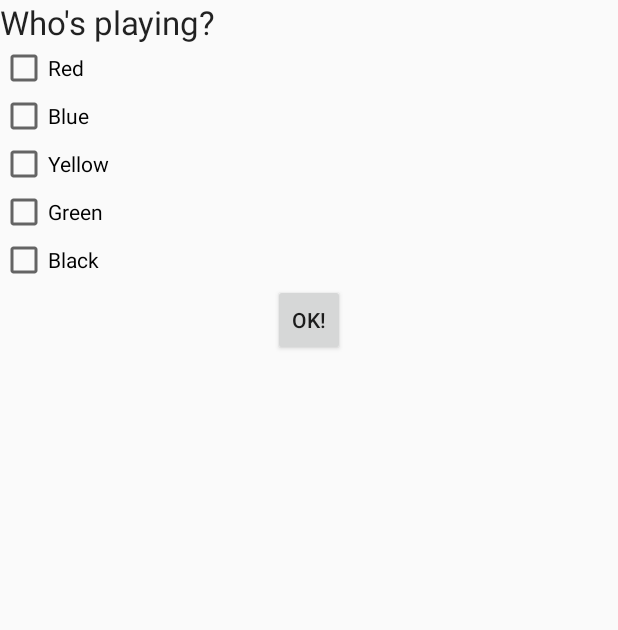
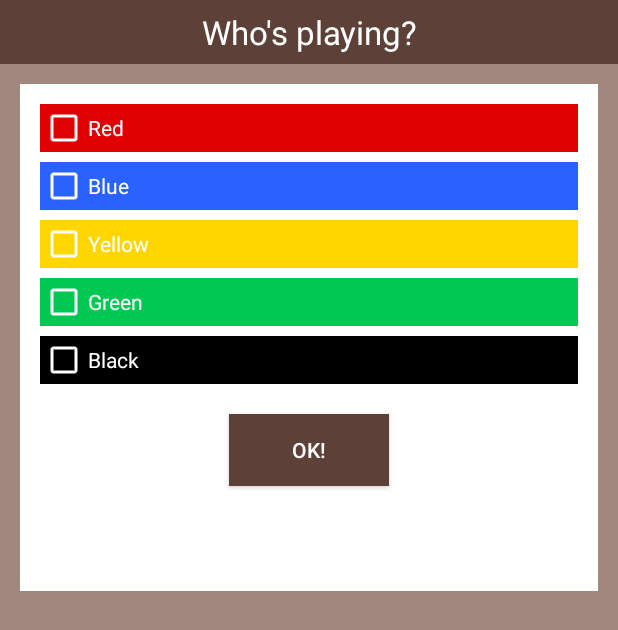
Before and after one commit to mongoose700/HRBunnies182, an Android app: the ChoosePlayersActivity screen opened directly, with no data from a screen before it, on a phone screen of 412 x 824 dp. Shown: the top 630 px of the screen. Run offline under Robolectric (Android 15) with nearby library versions, the phone set to English and light mode, and no system bars.

Commit message:
Added Controller

```diff
--- a/app/src/main/java/com/example/michael/hrbunnies182/view/InitializePlayerActivity.java
+++ b/app/src/main/java/com/example/michael/hrbunnies182/view/InitializePlayerActivity.java
@@ -6,7 +6,7 @@ import android.os.Bundle;
 import android.support.v7.app.AppCompatActivity;
 import android.view.View;
 import android.widget.Button;
-import android.widget.CheckBox;
+import android.widget.LinearLayout;
 import android.widget.TextView;
 
 import com.example.michael.hrbunnies182.MyApplication;
@@ -15,11 +15,9 @@ import com.example.michael.hrbunnies182.controller.Controller;
 import com.example.michael.hrbunnies182.game.CheckedRouteCard;
 import com.example.michael.hrbunnies182.game.Draw;
 import com.example.michael.hrbunnies182.game.Player;
-import com.example.michael.hrbunnies182.game.PlayerColor;
 import com.example.michael.hrbunnies182.game.RouteCard;
 
 import java.util.ArrayList;
-import java.util.HashMap;
 import java.util.List;
 
 public class InitializePlayerActivity extends AppCompatActivity {
@@ -43,10 +41,9 @@ public class InitializePlayerActivity extends AppCompatActivity {
 
         final Intent selectPlayerActivity = new Intent(this, com.example.michael.hrbunnies182.view.SelectPlayerActivity.class);
 
-        final CheckBox [] checkboxes = new CheckBox[3];
-        checkboxes[0] = ((CheckBox) findViewById(R.id.checkBoxInitialCard1));
-        checkboxes[1] = ((CheckBox) findViewById(R.id.checkBoxInitialCard2));
-        checkboxes[2] = ((CheckBox) findViewById(R.id.checkBoxInitialCard3));
+        final LinearLayout[] cards = new LinearLayout[3];
+        cards[0] = ((LinearLayout) findViewById(R.id.checkBoxInitialCard1));
+        final boolean[] checked = new boolean[3];
 
         Button thatsMe = (Button) findViewById(R.id.buttonMe);
         thatsMe.setOnClickListener(new View.OnClickListener() {
@@ -56,7 +53,7 @@ public class InitializePlayerActivity extends AppCompatActivity {
                 // Draw cards
                 currentDraw = gameController.getAdapter().getNewDraw();
                 for (int i = 0; i < 3; i++) {
-                    checkboxes[i].setText(currentDraw.getCards().get(i).getCard().toString());
+                    ((TextView) cards[i].getChildAt(0)).setText(currentDraw.getCards().get(i).getCard().toString());
                 }
 
                 // Go to draw screen
@@ -70,26 +67,13 @@ public class InitializePlayerActivity extends AppCompatActivity {
             @Override
             public void onClick(View v) {
 
-                // Check for 2 saved cards
-                ArrayList<String> saved = new ArrayList<String>();
-                for (CheckBox box : checkboxes) {
-                    if (box.isChecked()) {
-                        saved.add(box.getText().toString());
-                    }
-                }
-                if (saved.size() < 2) {
+                int savedCount = 0;
+                for (CheckedRouteCard card : currentDraw.getCards())
+                    if (card.isChecked())
+                        savedCount++;
+                if (savedCount < 2) {
                     //TODO: alert that too few cards were taken
                     return;
-                }
-                for (int i = 0; i < 3; i++) {
-                    checkboxes[i].setChecked(false);
-                }
-                for (String cardName : saved) {
-                    for (CheckedRouteCard card : currentDraw.getCards()) {
-                        if (cardName.equals(card.getCard().toString())) {
-                            card.setChecked(true);
-                        }
-                    }
                 }
                 gameController.getAdapter().makeChoice(currentDraw);
 
--- a/app/src/main/res/layout/choose_players.xml
+++ b/app/src/main/res/layout/choose_players.xml
@@ -2,63 +2,101 @@
 <LinearLayout xmlns:android="http://schemas.android.com/apk/res/android"
     android:orientation="vertical" android:layout_width="match_parent"
     android:layout_height="match_parent"
-    android:weightSum="1">
+    android:weightSum="1"
+    android:background="@color/lightBrown">
+
+    <TextView
+        android:layout_width="fill_parent"
+        android:textColor="#FFFFFF"
+        android:background="@color/darkBrown"
+        android:layout_height="wrap_content"
+        android:textAppearance="?android:attr/textAppearanceLarge"
+        android:text="Who&apos;s playing?"
+        android:padding="10px"
+        android:gravity="center"
+        android:id="@+id/textViewChoosePlayers" />
 
     <LinearLayout
         android:orientation="vertical"
         android:layout_width="match_parent"
         android:layout_height="wrap_content"
+        android:layout_margin="20px"
+        android:background="@color/white"
         android:layout_weight="0.12">
 
-        <TextView
-            android:layout_width="wrap_content"
+        <LinearLayout
+            android:orientation="vertical"
+            android:layout_width="match_parent"
             android:layout_height="wrap_content"
-            android:textAppearance="?android:attr/textAppearanceLarge"
-            android:text="Who&apos;s playing?"
-            android:id="@+id/textViewChoosePlayers" />
+            android:layout_weight="0.12"
+            android:layout_margin="20px"
+            android:background="@color/white">
 
             <CheckBox
-            android:layout_width="wrap_content"
+                android:layout_width="fill_parent"
                 android:layout_height="wrap_content"
+                android:background="@color/red"
                 android:text="Red"
                 android:id="@+id/checkBoxRed"
+                android:textColor="@color/white"
+                android:buttonTint="@color/white"
                 android:checked="false" />
 
             <CheckBox
-            android:layout_width="wrap_content"
+                android:layout_width="fill_parent"
                 android:layout_height="wrap_content"
                 android:text="Blue"
+                android:layout_marginTop="10px"
                 android:id="@+id/checkBoxBlue"
+                android:textColor="@color/white"
+                android:buttonTint="@color/white"
+                android:background="@color/blue"
                 android:checked="false" />
 
             <CheckBox
-            android:layout_width="wrap_content"
+                android:layout_width="fill_parent"
                 android:layout_height="wrap_content"
                 android:text="Yellow"
+                android:layout_marginTop="10px"
                 android:id="@+id/checkBoxYellow"
+                android:textColor="@color/white"
+                android:buttonTint="@color/white"
+                android:background="@color/yellow"
                 android:checked="false" />
 
             <CheckBox
-            android:layout_width="wrap_content"
+                android:layout_width="fill_parent"
                 android:layout_height="wrap_content"
                 android:text="Green"
+                android:layout_marginTop="10px"
                 android:id="@+id/checkBoxGreen"
+                android:textColor="@color/white"
+                android:buttonTint="@color/white"
+                android:background="@color/green"
                 android:checked="false" />
 
             <CheckBox
-            android:layout_width="wrap_content"
+                android:layout_width="fill_parent"
                 android:layout_height="wrap_content"
                 android:text="Black"
+                android:layout_marginTop="10px"
                 android:id="@+id/checkBoxBlack"
+                android:textColor="@color/white"
+                android:buttonTint="@color/white"
+                android:background="@color/black"
                 android:checked="false" />
 
             <Button
                 style="?android:attr/buttonStyleSmall"
-            android:layout_width="wrap_content"
+                android:layout_width="160px"
                 android:layout_height="wrap_content"
+                android:layout_marginTop="30px"
+                android:background="@color/darkBrown"
                 android:text="Ok!"
+                android:textColor="@color/white"
                 android:id="@+id/buttonOkToPlayers"
                 android:layout_gravity="center_horizontal" />
         </LinearLayout>
+    </LinearLayout>
 
 </LinearLayout>
--- a/app/src/main/res/values/colors.xml
+++ b/app/src/main/res/values/colors.xml
@@ -3,4 +3,12 @@
     <color name="colorPrimary">#3F51B5</color>
     <color name="colorPrimaryDark">#303F9F</color>
     <color name="colorAccent">#FF4081</color>
+    <color name="red">#DF0000</color>
+    <color name="blue">#2962FF</color>
+    <color name="green">#00C853</color>
+    <color name="yellow">#FFD600</color>
+    <color name="black">#000000</color>
+    <color name="white">#FFFFFF</color>
+    <color name="darkBrown">#5D4037</color>
+    <color name="lightBrown">#A1887F</color>
 </resources>
```
Lines whose indentation alone changed are shown as unchanged.
